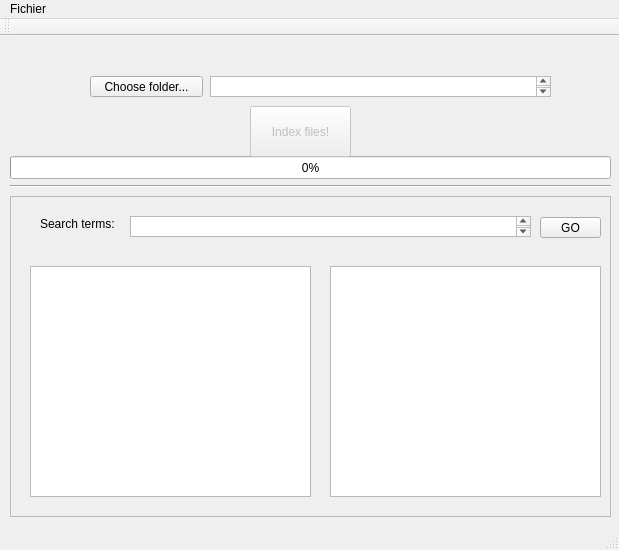
The window that mainwindow.ui (patrickmoniqui/BinaryFolderIndexer) describes before a commit, drawn with Qt 5.
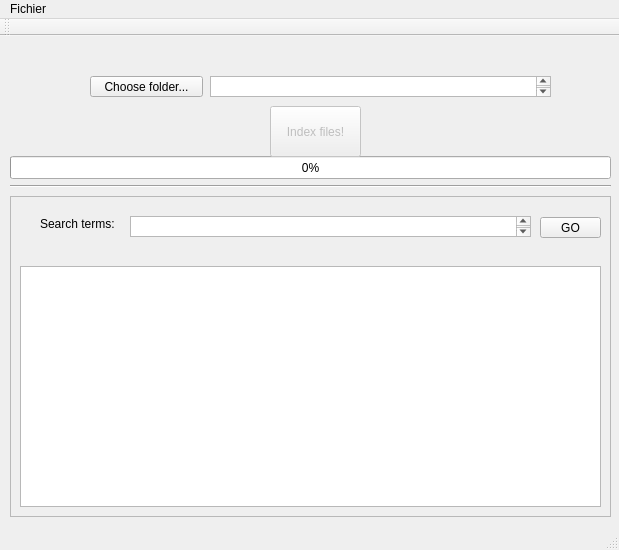
The same window after the commit.

Commit message: ajout table

What changed in the file:
```diff
--- a/mainwindow.ui
+++ b/mainwindow.ui
@@ -13,6 +13,9 @@
   <property name="windowTitle">
    <string>MainWindow</string>
   </property>
+  <property name="autoFillBackground">
+   <bool>false</bool>
+  </property>
   <widget class="QWidget" name="centralWidget">
    <widget class="QPushButton" name="btnChooseFolder">
     <property name="geometry">
@@ -72,9 +75,9 @@
     </property>
     <property name="geometry">
      <rect>
-      <x>250</x>
+      <x>270</x>
       <y>70</y>
-      <width>101</width>
+      <width>91</width>
       <height>51</height>
      </rect>
     </property>
@@ -123,26 +126,6 @@
       <string>Search terms:</string>
      </property>
     </widget>
-    <widget class="QListView" name="listViewResult">
-     <property name="geometry">
-      <rect>
-       <x>20</x>
-       <y>70</y>
-       <width>281</width>
-       <height>231</height>
-      </rect>
-     </property>
-    </widget>
-    <widget class="QTreeView" name="treeView">
-     <property name="geometry">
-      <rect>
-       <x>320</x>
-       <y>70</y>
-       <width>271</width>
-       <height>231</height>
-      </rect>
-     </property>
-    </widget>
     <widget class="QPushButton" name="btnSearch">
      <property name="geometry">
       <rect>
@@ -156,6 +139,29 @@
       <string>GO</string>
      </property>
     </widget>
+    <widget class="QLabel" name="lblNoSearchFound">
+     <property name="geometry">
+      <rect>
+       <x>120</x>
+       <y>40</y>
+       <width>401</width>
+       <height>16</height>
+      </rect>
+     </property>
+     <property name="text">
+      <string/>
+     </property>
+    </widget>
+    <widget class="QTableWidget" name="tableResult">
+     <property name="geometry">
+      <rect>
+       <x>10</x>
+       <y>70</y>
+       <width>581</width>
+       <height>241</height>
+      </rect>
+     </property>
+    </widget>
    </widget>
    <widget class="QLabel" name="lblNbIndexesFiles">
     <property name="geometry">
```
Left out of the diff: 2 changed lines with no effect on the pictures. The commit also changes 7 other files.
